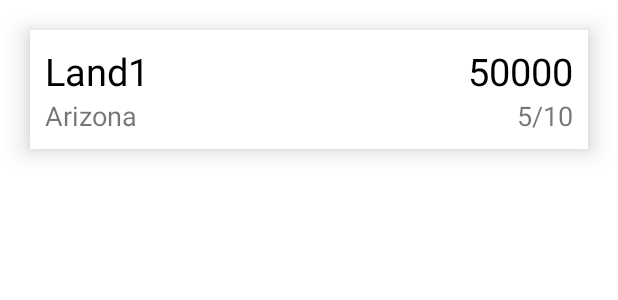
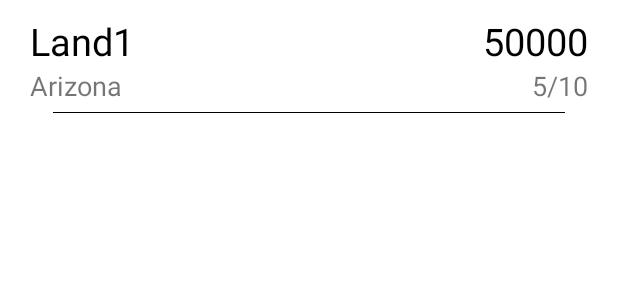
Before and after one commit to AdityaVSM/LandCuts, an Android app: the layout custom_land_info_card.xml on its own in the app's theme, with its tools: preview values and no code run, on a phone screen of 412 x 824 dp. Shown: the top 300 px of the screen. Run offline under Robolectric (Android 15) with nearby library versions, the phone set to English and light mode, and no system bars.

Commit message:
minor updates

```diff
--- a/app/src/main/res/layout/custom_land_info_card.xml
+++ b/app/src/main/res/layout/custom_land_info_card.xml
@@ -7,9 +7,9 @@
     android:layout_width="match_parent"
     android:layout_height="wrap_content"
     android:orientation="vertical"
-    android:layout_margin="20dp"
-    android:background="@color/white"
-    android:elevation="10dp">
+    android:layout_marginStart="10dp"
+    android:layout_marginEnd="10dp"
+    android:background="@color/white">
 
     <LinearLayout
         android:layout_width="match_parent"
@@ -56,5 +56,14 @@
             android:textSize="18sp"/>
     </LinearLayout>
 
+    <View
+        android:layout_marginTop="5dp"
+        android:layout_marginStart="15dp"
+        android:layout_marginEnd="15dp"
+        android:layout_width="match_parent"
+        android:layout_height="0.5dp"
+        android:layout_gravity="center"
+        android:background="@color/black"/>
+
 
 </LinearLayout>
--- a/app/src/main/res/layout/fragment_home.xml
+++ b/app/src/main/res/layout/fragment_home.xml
@@ -59,10 +59,8 @@
             <ListView
                 android:id="@+id/diff_land_list_view"
                 android:layout_marginBottom="50dp"
-                android:layout_marginEnd="5dp"
                 android:layout_marginTop="10dp"
-                android:dividerHeight="10dp"
-                android:background="@color/white"
+                android:divider="@color/white"
                 android:layout_width="match_parent"
                 android:layout_height="wrap_content"/>
             </LinearLayout>
```
